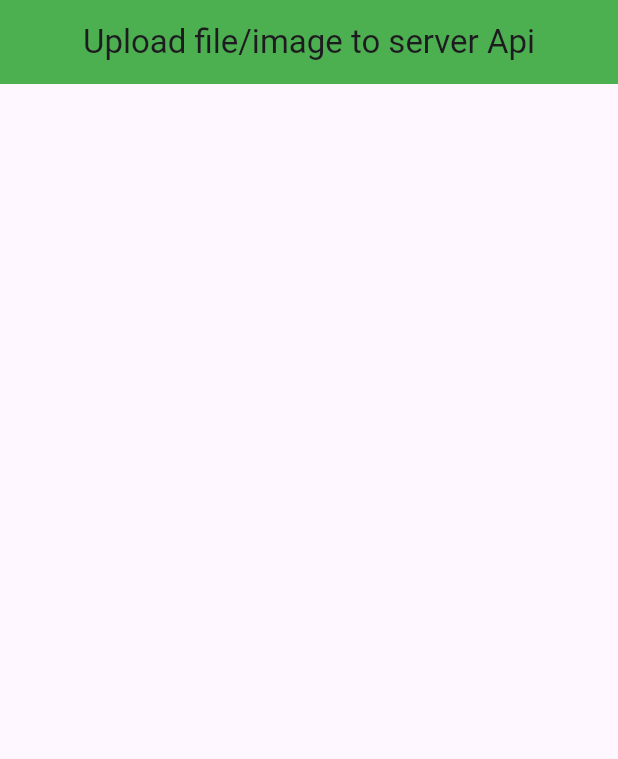
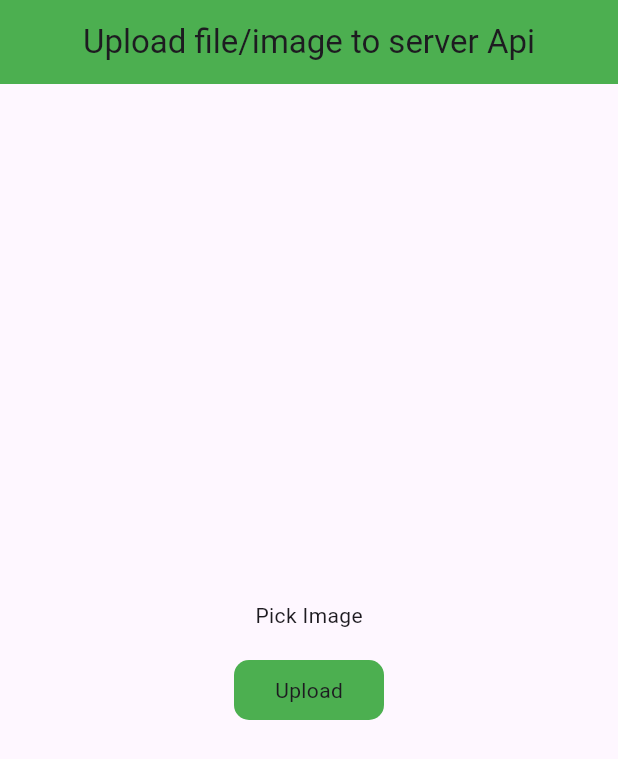
Before and after one commit to jammy0101/LearningApi, a Flutter app: the screen it shows after launch, on a phone screen of 412 x 824 dp. Shown: the top 759 px of the screen. Run offline on Flutter 3.47's test engine with Material 3 defaults, Android fonts, the phone set to English and light mode, and no system bars; drawn by our look-alikes of modal_progress_hud_nsn; our stand-ins replace image_picker.

Commit message:
Image uploaded

```diff
--- a/lib/UploadImageScreen.dart
+++ b/lib/UploadImageScreen.dart
@@ -1,4 +1,8 @@
+import 'dart:io';
+import 'package:http/http.dart' as http;
 import 'package:flutter/material.dart';
+import 'package:image_picker/image_picker.dart';
+import 'package:modal_progress_hud_nsn/modal_progress_hud_nsn.dart';
 
 class UploadImageScreen extends StatefulWidget {
   const UploadImageScreen({super.key});
@@ -8,9 +12,59 @@ class UploadImageScreen extends StatefulWidget {
 }
 
 class _UploadImageScreenState extends State<UploadImageScreen> {
+  File? image;
+  final _picker = ImagePicker();
+  bool showSpinner = false;
+
+  Future getImage() async {
+    final pickedFile = await _picker.pickImage(
+      source: ImageSource.gallery,
+      imageQuality: 80,
+    );
+    if (pickedFile != null) {
+      image = File(pickedFile.path);
+      setState(() {});
+    } else {
+      print('NO image is selected');
+    }
+  }
+  Future<void> uploadImage() async {
+    setState(() {
+      showSpinner = true;
+    });
+    var stream = new http.ByteStream(image!.openRead());
+    stream.cast();
+    var length = await image!.length();
+    var uri = Uri.parse('https://fakestoreapi.com/products');
+    var request = new http.MultipartRequest('POST', uri);
+    request.fields['title'] = "Static title";
+    var multiport = new http.MultipartFile(
+        'image',
+        stream,
+        length
+    );
+    request.files.add(multiport);
+    var response = await request.send();
+    if(response.statusCode == 200){
+      setState(() {
+        showSpinner = false;
+      });
+
+      print('Image Uploaded');
+    }else{
+      setState(() {
+        showSpinner = false;
+      });
+
+      print('Failed');
+    }
+  }
+
   @override
   Widget build(BuildContext context) {
-    return Scaffold(
+    return ModalProgressHUD(
+      inAsyncCall: showSpinner,
+      child: Scaffold(
         appBar: AppBar(
           title: Text('Upload file/image to server Api'),
           centerTitle: true,
@@ -20,8 +74,42 @@ class _UploadImageScreenState extends State<UploadImageScreen> {
           mainAxisAlignment: MainAxisAlignment.center,
           crossAxisAlignment: CrossAxisAlignment.center,
           children: [
-
+            GestureDetector(
+              onTap: (){
+                getImage();
+              },
+              child: Container(
+                child: image == null
+                    ? Center(child: Text('Pick Image'))
+                    : Container(
+                        child: Center(
+                          child: Image.file(
+                            height: 100,
+                            width: 100,
+                            fit: BoxFit.cover,
+                            File(image!.path).absolute,
+                          ),
+                        ),
+                      ),
+              ),
+            ),
+            SizedBox(height: 20,),
+            GestureDetector(
+              onTap: (){
+                uploadImage();
+              },
+              child: Container(
+                height: 40,
+                width: 100,
+                decoration: BoxDecoration(
+                  color: Colors.green,
+                  borderRadius: BorderRadius.circular(10),
+                ),
+                child: Center(child: Text('Upload')),
+              ),
+            )
           ],
+        ),
       ),
     );
   }
```
Also changed, not shown: 2 other files. Lines whose indentation alone changed are shown as unchanged.
